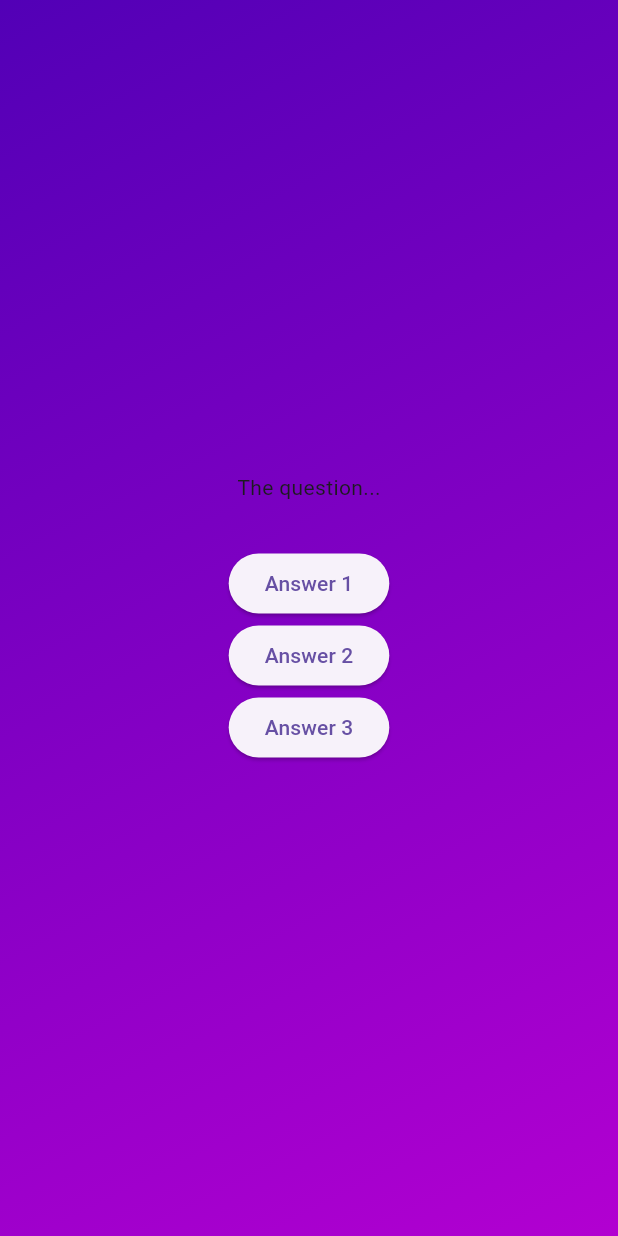
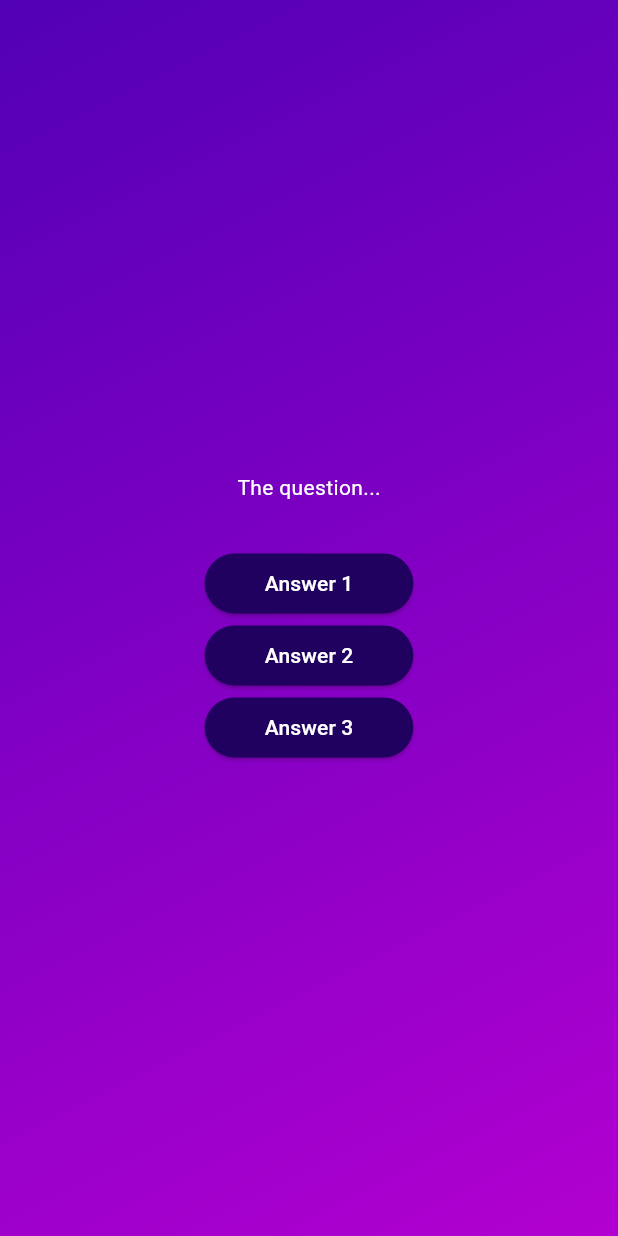
Before and after one commit to YigitErzen/flutter-course-quiz-app, a Flutter app: the screen it shows after launch, after a tap on "Start Quiz", on a phone screen of 412 x 824 dp. Run offline on Flutter 3.47's test engine with Material 3 defaults, Android fonts, the phone set to English and light mode, and no system bars.

Commit message:
Created a Reusable, Custom Styled Button

```diff
--- /dev/null
+++ b/lib/answer_button.dart
@@ -0,0 +1,31 @@
+import 'package:flutter/material.dart';
+
+class AnswerButton extends StatelessWidget{
+  const AnswerButton({
+    super.key,
+    required this.answerText,
+    required this.onTap,
+  });
+
+  final String answerText;
+  final void Function() onTap;
+
+  @override
+  Widget build(BuildContext context){
+    return ElevatedButton(
+      onPressed: onTap,
+      style: ElevatedButton.styleFrom(
+        padding: EdgeInsets.symmetric(
+          vertical: 10,
+          horizontal:40,
+        ),
+        backgroundColor: const Color.fromARGB(255, 33, 1, 95),
+        foregroundColor: Colors.white,
+        shape: RoundedRectangleBorder(
+          borderRadius: BorderRadius.circular(40),
+        ),
+      ),
+      child: Text(answerText),
+    );
+  }
+}
--- a/lib/questions_screen.dart
+++ b/lib/questions_screen.dart
@@ -1,5 +1,5 @@
 import 'package:flutter/material.dart';
-
+import 'answer_button.dart';
 class QuestionsScreen extends StatefulWidget{
   const QuestionsScreen({super.key});
 
@@ -18,19 +18,24 @@ class _QuestionsScreenState extends State<QuestionsScreen> {
       child: Column(
         mainAxisAlignment: MainAxisAlignment.center,
         children: [
-        const Text('The question...'),
+        const Text(
+          'The question...',
+          style: TextStyle(
+            color: Colors.white,
+          ),
+        ),
         const SizedBox(height: 30),
-        ElevatedButton(
-          onPressed: (){},
-          child: const Text('Answer 1'),
+        AnswerButton(
+          answerText: 'Answer 1',
+          onTap: () {},
         ),
-        ElevatedButton(
-          onPressed: (){},
-          child: const Text('Answer 2'),
+        AnswerButton(
+          answerText: 'Answer 2',
+          onTap: () {},
         ),
-        ElevatedButton(
-          onPressed: (){},
-          child: const Text('Answer 3'),
+        AnswerButton(
+          answerText: 'Answer 3',
+          onTap: () {},
         ),
         ],
       ),
```
